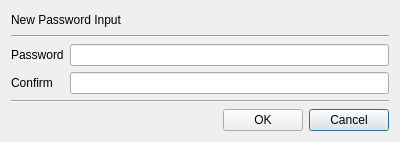
jykim74/BerEditor, file BerEditor/new_passwd_dlg.ui: the form before one commit.
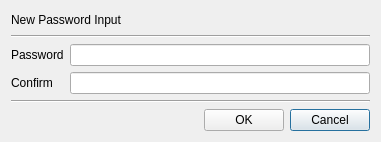
The form after the commit.

```diff
--- a/BerEditor/new_passwd_dlg.ui
+++ b/BerEditor/new_passwd_dlg.ui
@@ -6,7 +6,7 @@
    <rect>
     <x>0</x>
     <y>0</y>
-    <width>400</width>
+    <width>376</width>
     <height>142</height>
    </rect>
   </property>
@@ -46,6 +46,12 @@
      </item>
      <item row="0" column="1">
       <widget class="QLineEdit" name="mPasswdText">
+       <property name="minimumSize">
+        <size>
+         <width>300</width>
+         <height>0</height>
+        </size>
+       </property>
        <property name="echoMode">
         <enum>QLineEdit::Password</enum>
        </property>
```
